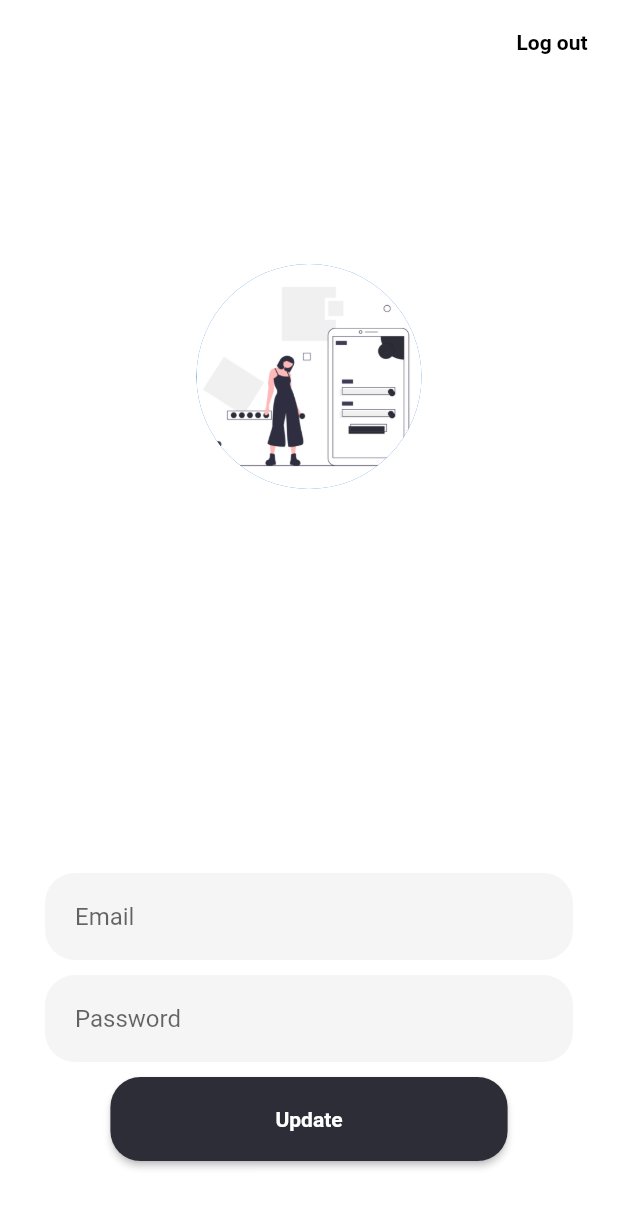
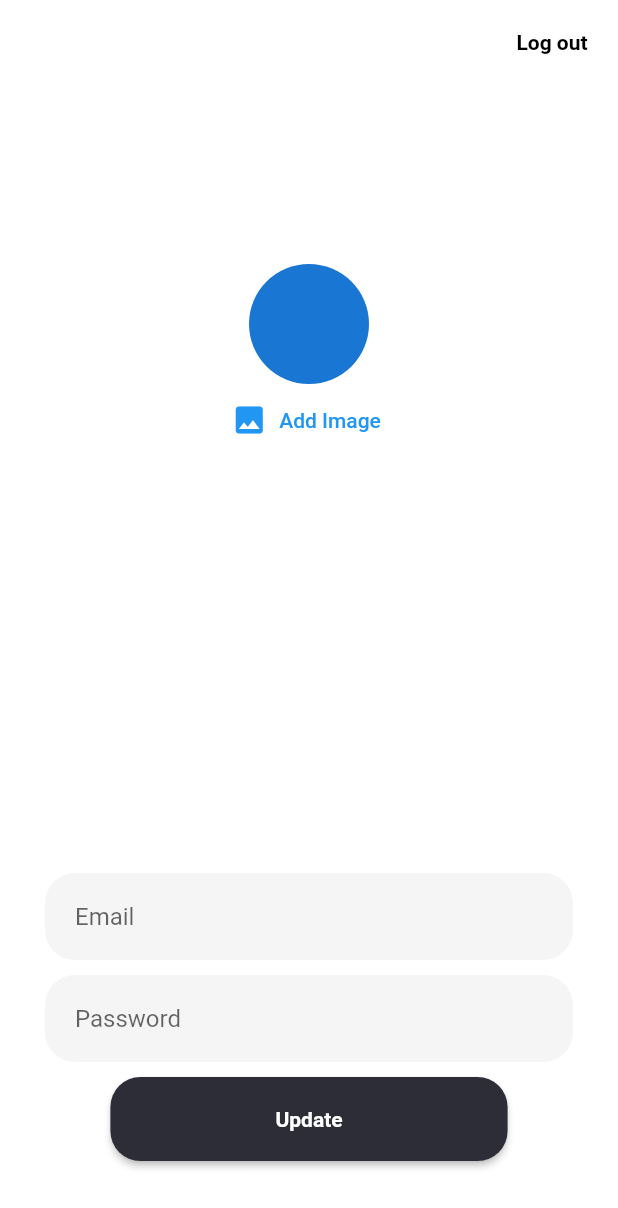
Before and after one commit to D-Mick/BookApp, a Flutter app: the ProfilePage screen opened directly, on a phone screen of 412 x 824 dp. Shown: the top 1208 px of the screen. Run offline on Flutter 3.47's test engine with Material 2 defaults, Android fonts, the phone set to English and light mode, and no system bars; our stand-ins replace bottom_navy_bar, cloud_firestore, firebase_auth, image_picker, lottie, modal_progress_hud and 1 more; accounts and stored records are empty; network calls fail; project files that could hold a hidden picture were left out.

Commit message:
Added new features

```diff
--- a/lib/screens/home/profile_page.dart
+++ b/lib/screens/home/profile_page.dart
@@ -1,8 +1,8 @@
+import 'package:book_app/widgets/profile/user_image_picker_widget.dart';
 import 'package:flutter/cupertino.dart';
 import 'package:flutter/material.dart';
 import 'package:firebase_auth/firebase_auth.dart';
 import 'package:cloud_firestore/cloud_firestore.dart';
-import 'package:modal_progress_hud/modal_progress_hud.dart';
 
 class ProfilePage extends StatefulWidget {
   @override
@@ -77,10 +77,11 @@ class _ProfilePageState extends State<ProfilePage> {
               SizedBox(
                 height: 120,
               ),
-              CircleAvatar(
-                backgroundImage: AssetImage('assets/image/login.png'),
-                radius: 75,
-              ),
+              UserImagePickerWidget(),
+              // CircleAvatar(
+              //   backgroundImage: AssetImage('assets/image/login.png'),
+              //   radius: 75,
+              // ),
               SizedBox(
                 height: 15.0,
               ),
--- /dev/null
+++ b/lib/widgets/profile/user_image_picker_widget.dart
@@ -0,0 +1,42 @@
+import 'dart:io';
+import 'package:flutter/material.dart';
+import 'package:image_picker/image_picker.dart';
+class UserImagePickerWidget extends StatefulWidget {
+  @override
+  _UserImagePickerWidgetState createState() => _UserImagePickerWidgetState();
+}
+
+class _UserImagePickerWidgetState extends State<UserImagePickerWidget> {
+  File _pickedImage;
+
+  void _pickImage() async {
+    final pickedImageFile = await ImagePicker.pickImage(
+      source: ImageSource.camera,
+      imageQuality: 50,
+      maxWidth: 150,
+    );
+    setState(() {
+      _pickedImage = pickedImageFile;
+    });
+  }
+  @override
+  Widget build(BuildContext context) {
+    return Container(
+      child: Column(
+        children: [
+          CircleAvatar(
+            radius: 40.0,
+            backgroundImage:
+            _pickedImage != null ? FileImage(_pickedImage) : null,
+          ),
+          FlatButton.icon(
+            textColor: Theme.of(context).primaryColor,
+            onPressed: _pickImage,
+            icon: Icon(Icons.image),
+            label: Text('Add Image'),
+          ),
+        ],
+      ),
+    );
+  }
+}
--- a/pubspec.yaml
+++ b/pubspec.yaml
@@ -38,6 +38,7 @@ dependencies:
   firebase_auth: ^0.16.0
   cloud_firestore: ^0.13.5
   modal_progress_hud: ^0.1.3
+  image_picker: ^0.6.5+3
 
 dev_dependencies:
   flutter_test:
```
Also changed, not shown: lib/screens/home/audiobook_page.dart (+65 -1 lines), lib/screens/home/ebook_page.dart (+38 -2 lines), lib/screens/home/home_page.dart (+40 -3 lines), pubspec.lock.
